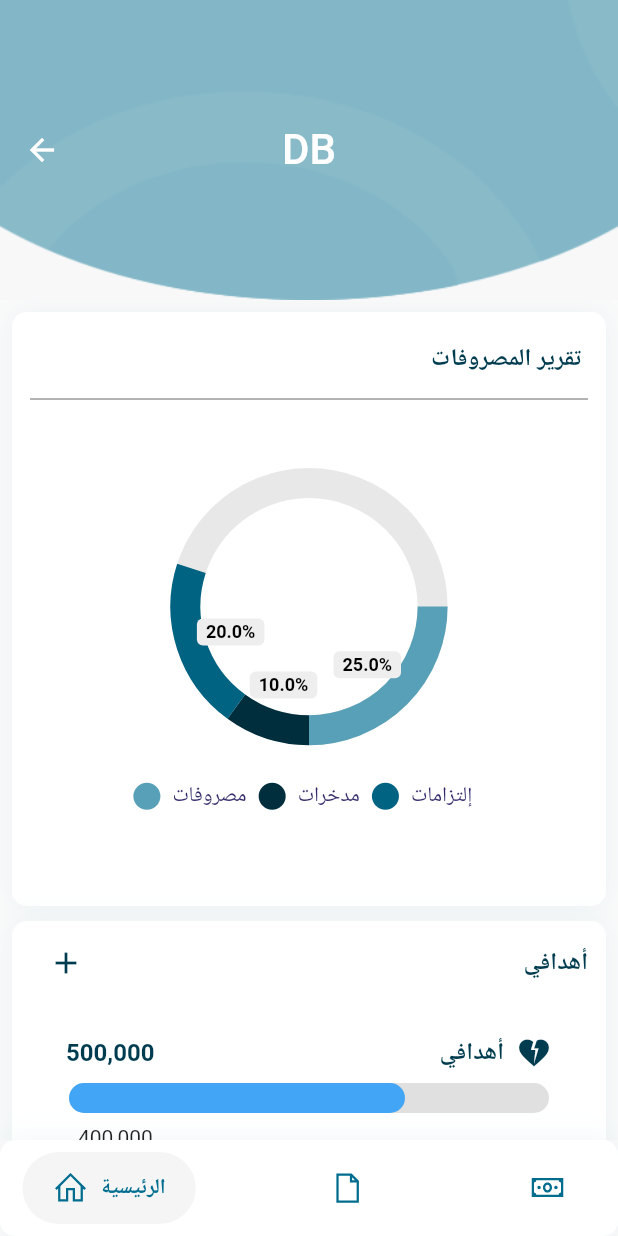
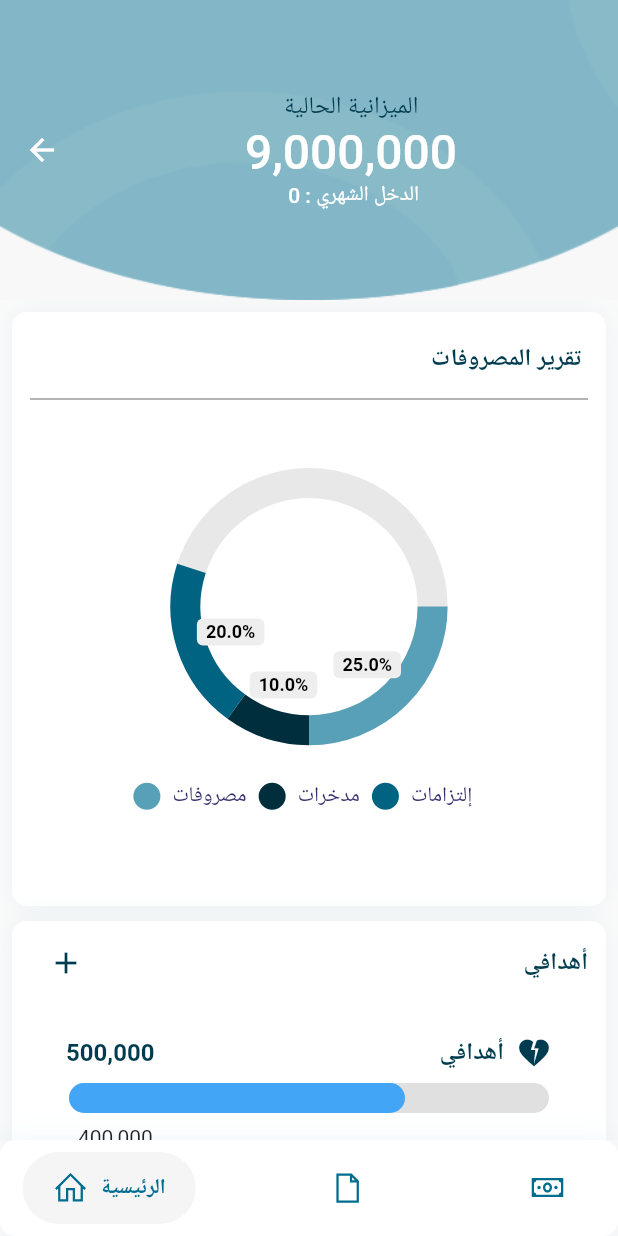
Before and after one commit to nourahsaud/Taqseemah, a Flutter app: the Base screen opened directly, on a phone screen of 412 x 824 dp. Run offline on Flutter 3.47's test engine with Material 2 defaults, Android fonts, the light colour scheme and no system bars; drawn by our look-alikes of google_nav_bar, percent_indicator, pie_chart; our stand-ins replace easy_splash_screen, flutter_svg, get, line_icons.

Commit message:
updated the base file

```diff
--- a/lib/view/screens/base.dart
+++ b/lib/view/screens/base.dart
@@ -7,6 +7,8 @@ import 'package:taqseemah/view/widgets/dashboard.dart';
 import 'package:taqseemah/view/widgets/essentials.dart';
 import 'package:taqseemah/view/widgets/expenses.dart';
 
+int _selectedIndex = 0;
+
 class Base extends StatefulWidget {
   Base({Key? key}) : super(key: key);
   @override
@@ -14,7 +16,6 @@ class Base extends StatefulWidget {
 }
 
 class _BaseState extends State<Base> {
-  int _selectedIndex = 0;
   final screens = [DashBoard(), Expenses(), Essentials()];
 
   @override
@@ -24,19 +25,14 @@ class _BaseState extends State<Base> {
         elevation: 0.0,
         toolbarHeight: 200,
         backgroundColor: Color.fromRGBO(248, 248, 248, 1),
-        title: Container(
-          child: Text(
-            'DB',
-            style: TextStyle(color: Colors.white, fontSize: 28),
-          ),
-        ),
+        title: _selectedIndex == 0 ? appBarDB() : appBar(),
         centerTitle: true,
         flexibleSpace: Container(
           decoration: BoxDecoration(
             image: DecorationImage(
                 image: _selectedIndex == 0
                     ? AssetImage('assets/images/bg_appBar.png')
-                    : AssetImage('assets/images/bg_appbar1.png'),
+                    : AssetImage('assets/images/bg_appBar1.png'),
                 fit: BoxFit.fill),
           ),
         ),
@@ -44,7 +40,7 @@ class _BaseState extends State<Base> {
       body: screens[_selectedIndex], // call the page
       floatingActionButton: _selectedIndex != 0
           ? FloatingActionButton(onPressed: () {
-              print('Hi');
+              _selectedIndex == 1 ? print(1) : print(2);
             })
           : null,
       bottomNavigationBar: Container(
@@ -98,3 +94,78 @@ class _BaseState extends State<Base> {
     );
   }
 }
+
+// Dashboard App bar
+class appBarDB extends StatelessWidget {
+  const appBarDB({
+    Key? key,
+  }) : super(key: key);
+
+  @override
+  Widget build(BuildContext context) {
+    return Container(
+      child: Column(
+        children: [
+          Text(
+            'الميزانية الحالية',
+            style: TextStyle(color: Color.fromRGBO(0, 60, 79, 1), fontSize: 16),
+          ),
+          Text(
+            '9,000,000',
+            style: TextStyle(color: Colors.white, fontSize: 32),
+          ),
+          Row(
+            mainAxisAlignment: MainAxisAlignment.center,
+            children: [
+              Text(
+                ' ${_selectedIndex} : الدخل الشهري',
+                style: TextStyle(color: Colors.white, fontSize: 14),
+              ),
+            ],
+          ),
+        ],
+      ),
+    );
+  }
+}
+
+// Other Pages App bar
+class appBar extends StatelessWidget {
+  const appBar({
+    Key? key,
+  }) : super(key: key);
+
+  @override
+  Widget build(BuildContext context) {
+    return Container(
+      child: Column(
+        children: [
+          Padding(
+            padding: const EdgeInsets.only(right: 52.0),
+            child: Row(
+              mainAxisAlignment: MainAxisAlignment.end,
+              children: [
+                Icon(Icons.person_outline_rounded),
+              ],
+            ),
+          ),
+          Row(
+            mainAxisAlignment: MainAxisAlignment.center,
+            children: [
+              Text(
+                _selectedIndex == 1 ? 'رصيد الإدخارات' : 'رصيد المصروفات ',
+                style: TextStyle(
+                    color: Color.fromRGBO(0, 60, 79, 1), fontSize: 14),
+              ),
+              _selectedIndex == 2 ? Icon(Icons.money) : Text(''),
+            ],
+          ),
+          Text(
+            _selectedIndex == 1 ? '25,000' : '20,000',
+            style: TextStyle(color: Colors.white, fontSize: 28),
+          ),
+        ],
+      ),
+    );
+  }
+}
```
